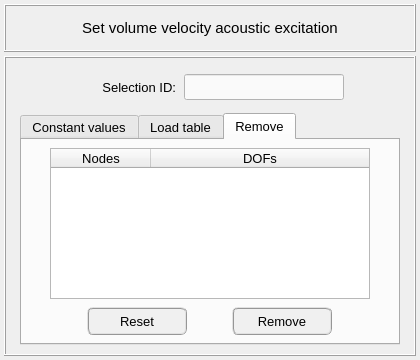
Before: the Qt Designer form pulse/interface/ui_files/model/setup/acoustic/volume_velocity_input.ui in open-pulse/OpenPulse, drawn with Qt 5.
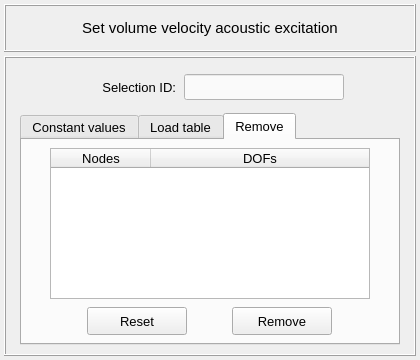
After: the same form once the commit is applied. The open tabs and pages were chosen to show the change.

Commit message: Review of acoustic model inputs

Diff of the .ui file:
```diff
--- a/pulse/interface/ui_files/model/setup/acoustic/volume_velocity_input.ui
+++ b/pulse/interface/ui_files/model/setup/acoustic/volume_velocity_input.ui
@@ -1138,10 +1138,7 @@
                 </font>
                </property>
                <property name="styleSheet">
-                <string notr="true">QPushButton{border-radius: 6px; border-color: rgb(150, 150, 150); border-style: ridge; border-width: 2px; color: rgb(0, 0, 0); background-color: rgb(240, 240, 240)}
-QPushButton:hover{border-radius: 6px; border-color: rgb(0, 170, 255); border-style: ridge; border-width: 2px; color: rgb(0, 0, 0); background-color: rgba(174, 213, 255, 100)}
-QPushButton:pressed{border-radius: 6px; border-color: rgb(0, 170, 255); border-style: ridge; border-width: 2px; color: rgb(0, 0, 0); background-color: rgb(174, 213, 255)}
-QPushButton:disabled{border-radius: 6px; border-color: rgb(150, 150, 150); border-style: ridge; border-width: 0px; color: rgb(150,150, 150); background-color: rgb(220, 220, 220)}</string>
+                <string notr="true"/>
                </property>
                <property name="text">
                 <string>Reset</string>
@@ -1172,10 +1169,7 @@
                 </font>
                </property>
                <property name="styleSheet">
-                <string notr="true">QPushButton{border-radius: 6px; border-color: rgb(150, 150, 150); border-style: ridge; border-width: 2px; color: rgb(0, 0, 0); background-color: rgb(240, 240, 240)}
-QPushButton:hover{border-radius: 6px; border-color: rgb(0, 170, 255); border-style: ridge; border-width: 2px; color: rgb(0, 0, 0); background-color: rgba(174, 213, 255, 100)}
-QPushButton:pressed{border-radius: 6px; border-color: rgb(0, 170, 255); border-style: ridge; border-width: 2px; color: rgb(0, 0, 0); background-color: rgb(174, 213, 255)}
-QPushButton:disabled{border-radius: 6px; border-color: rgb(150, 150, 150); border-style: ridge; border-width: 0px; color: rgb(150,150, 150); background-color: rgb(220, 220, 220)}</string>
+                <string notr="true"/>
                </property>
                <property name="text">
                 <string>Remove</string>
```
Left out of the diff: 14 changed lines with no effect on the pictures. The commit also changes 8 other files.
